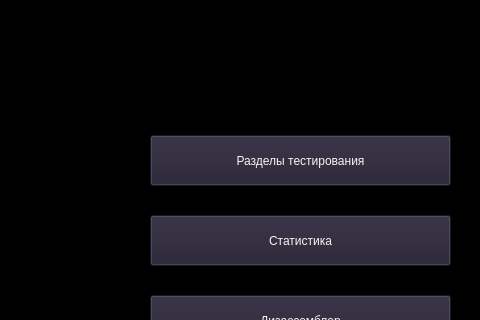
Above: mainwindow.ui from SharovArtemVladimirovich/Asser before the change; both pictures show x 170 to 650 and y 155 to 475 of the 650 by 850 pixel window. Below: the same form after it.
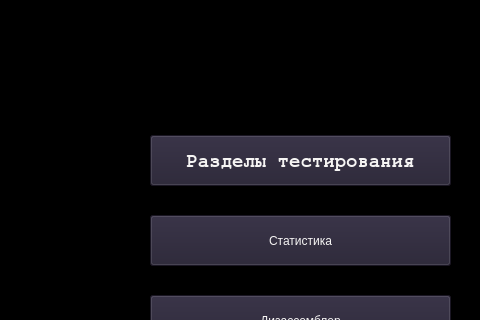
That is the form after the change.

What changed in the file:
```diff
--- a/mainwindow.ui
+++ b/mainwindow.ui
@@ -26,6 +26,14 @@
       <height>51</height>
      </rect>
     </property>
+    <property name="font">
+     <font>
+      <family>FreeMono</family>
+      <pointsize>14</pointsize>
+      <italic>false</italic>
+      <bold>true</bold>
+     </font>
+    </property>
     <property name="styleSheet">
      <string notr="true">color: rgb(246, 245, 244);
 font: 800 italic 14pt &quot;Fira Sans&quot;;
```
Left out of the diff: 24 changed lines with no effect on the pictures.
